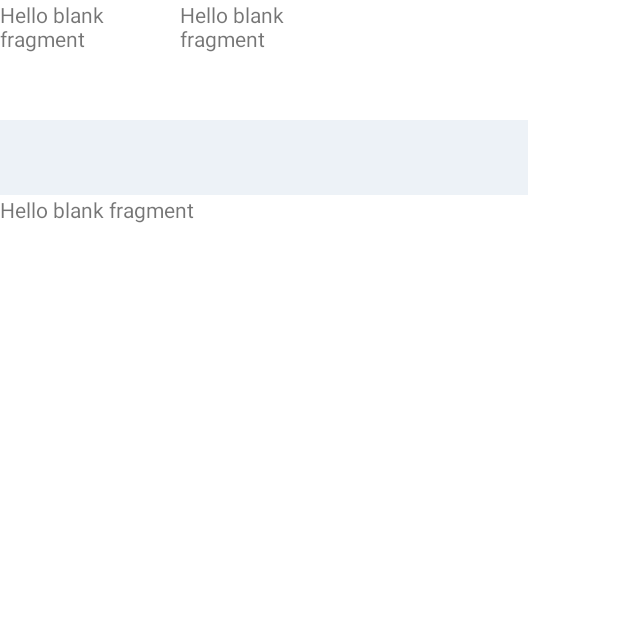
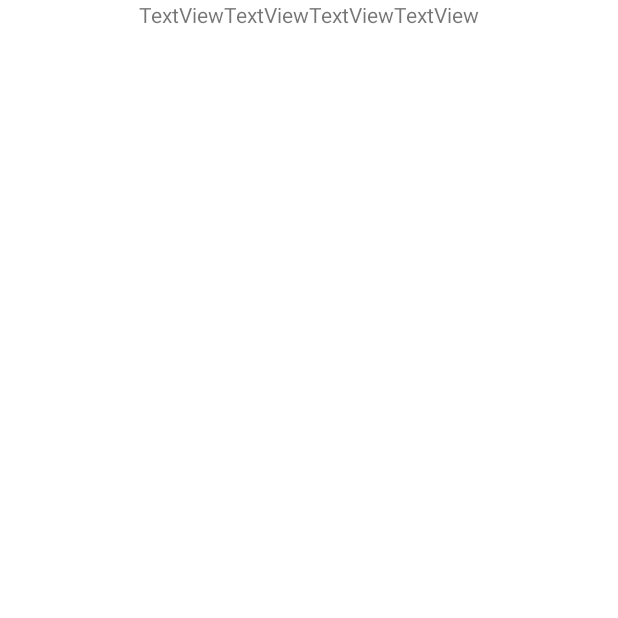
Before and after one commit to Alannegra/SpaceMarket, an Android app: the SignOut screen opened through its navigation route, on a phone screen of 412 x 824 dp, the top half of it. Run offline under Robolectric (Android 15) with nearby library versions, the phone set to English and light mode, and no system bars; our stand-ins replace FlexboxLayout, navigation-ui.

Commit message:
Earth Item 20:58 Saturday

```diff
--- /dev/null
+++ b/app/src/main/java/com/example/navegation/EarthItem.java
@@ -0,0 +1,64 @@
+package com.example.navegation;
+
+import android.os.Bundle;
+
+import androidx.fragment.app.Fragment;
+
+import android.view.LayoutInflater;
+import android.view.View;
+import android.view.ViewGroup;
+
+/**
+ * A simple {@link Fragment} subclass.
+ * Use the {@link EarthItem#newInstance} factory method to
+ * create an instance of this fragment.
+ */
+public class EarthItem extends Fragment {
+
+    // TODO: Rename parameter arguments, choose names that match
+    // the fragment initialization parameters, e.g. ARG_ITEM_NUMBER
+    private static final String ARG_PARAM1 = "param1";
+    private static final String ARG_PARAM2 = "param2";
+
+    // TODO: Rename and change types of parameters
+    private String mParam1;
+    private String mParam2;
+
+    public EarthItem() {
+        // Required empty public constructor
+    }
+
+    /**
+     * Use this factory method to create a new instance of
+     * this fragment using the provided parameters.
+     *
+     * @param param1 Parameter 1.
+     * @param param2 Parameter 2.
+     * @return A new instance of fragment EarthItem.
+     */
+    // TODO: Rename and change types and number of parameters
+    public static EarthItem newInstance(String param1, String param2) {
+        EarthItem fragment = new EarthItem();
+        Bundle args = new Bundle();
+        args.putString(ARG_PARAM1, param1);
+        args.putString(ARG_PARAM2, param2);
+        fragment.setArguments(args);
+        return fragment;
+    }
+
+    @Override
+    public void onCreate(Bundle savedInstanceState) {
+        super.onCreate(savedInstanceState);
+        if (getArguments() != null) {
+            mParam1 = getArguments().getString(ARG_PARAM1);
+            mParam2 = getArguments().getString(ARG_PARAM2);
+        }
+    }
+
+    @Override
+    public View onCreateView(LayoutInflater inflater, ViewGroup container,
+                             Bundle savedInstanceState) {
+        // Inflate the layout for this fragment
+        return inflater.inflate(R.layout.fragment_earth_item, container, false);
+    }
+}
--- a/app/src/main/res/layout/fragment_menubotnav.xml
+++ b/app/src/main/res/layout/fragment_menubotnav.xml
@@ -14,7 +14,7 @@
             android:id="@+id/imageView2"
             android:layout_width="350dp"
             android:layout_height="wrap_content"
-            android:scaleX="1.3"
+            android:scaleX="2.4"
 
             android:src="@android:drawable/bottom_bar"
             app:layout_constraintBottom_toBottomOf="parent"
@@ -51,7 +51,7 @@
             android:layout_marginBottom="8dp"
 
 
-            android:src="@drawable/vector"
+            android:src="@drawable/earthicon"
             app:layout_constraintBottom_toBottomOf="parent"
             app:layout_constraintEnd_toEndOf="parent"
             app:layout_constraintStart_toEndOf="@+id/carmarketbutton" />
--- a/app/src/main/res/layout/fragment_sign_out.xml
+++ b/app/src/main/res/layout/fragment_sign_out.xml
@@ -1,44 +1,45 @@
-<com.google.android.flexbox.FlexboxLayout
+<?xml version="1.0" encoding="utf-8"?>
+<androidx.constraintlayout.widget.ConstraintLayout
     xmlns:android="http://schemas.android.com/apk/res/android"
-    xmlns:app="http://schemas.android.com/apk/res-auto"
+    xmlns:tools="http://schemas.android.com/tools"
     android:layout_width="match_parent"
     android:layout_height="match_parent"
+    xmlns:app="http://schemas.android.com/apk/res-auto"
+    tools:context=".SignOut">
+
+    <com.google.android.flexbox.FlexboxLayout
+        android:layout_width="match_parent"
+        android:layout_height="match_parent"
+        app:flexDirection="row"
+        app:justifyContent="center"
         app:flexWrap="wrap"
-    app:alignItems="center"
-    app:alignContent="space_around"
-    app:flexDirection="row"
-    android:orientation="vertical">
+        app:alignItems="center">
 
         <TextView
-        android:id="@+id/textview1"
-        android:layout_width="120dp"
-        android:layout_height="80dp"
-        android:text="@string/hello_blank_fragment"
-        />
+            android:id="@+id/textView"
+            android:layout_width="wrap_content"
+            android:layout_height="wrap_content"
+            android:text="TextView" />
 
         <TextView
-        android:id="@+id/textview2"
-        android:layout_width="80dp"
-        android:layout_height="80dp"
-        app:layout_alignSelf="center"
-        android:text="@string/hello_blank_fragment"
-        />
-
-    <ImageView
-        android:id="@+id/imageView12"
+            android:id="@+id/textView2"
             android:layout_width="wrap_content"
             android:layout_height="wrap_content"
-        android:src="@drawable/usuario"
-        app:layout_constraintBottom_toTopOf="@+id/imageView13"
-        app:layout_constraintEnd_toEndOf="parent"
-        app:layout_constraintStart_toStartOf="parent"
-        app:layout_constraintTop_toTopOf="parent"/>
+            android:text="TextView" />
 
         <TextView
-        android:id="@+id/textview3"
-        android:layout_width="160dp"
-        android:layout_height="80dp"
-        app:layout_alignSelf="flex_end"
-        android:text="@string/hello_blank_fragment"
-        />
+            android:id="@+id/textView3"
+            android:layout_width="wrap_content"
+            android:layout_height="wrap_content"
+            android:text="TextView" />
+
+        <TextView
+            android:id="@+id/textView4"
+            android:layout_width="wrap_content"
+            android:layout_height="wrap_content"
+            android:text="TextView" />
+
     </com.google.android.flexbox.FlexboxLayout>
+
+
+</androidx.constraintlayout.widget.ConstraintLayout>
--- a/app/src/main/res/menu/bottom_menu.xml
+++ b/app/src/main/res/menu/bottom_menu.xml
@@ -12,6 +12,6 @@
 
     <item
         android:id="@+id/bottom3Fragment"
-        android:icon="@drawable/vector"
+        android:icon="@drawable/earthicon"
         android:title="" />
 </menu>
--- a/app/src/main/res/navigation/main_graph.xml
+++ b/app/src/main/res/navigation/main_graph.xml
@@ -3,7 +3,7 @@
     xmlns:app="http://schemas.android.com/apk/res-auto"
     xmlns:tools="http://schemas.android.com/tools"
     android:id="@+id/main_graph"
-    app:startDestination="@id/signIn">
+    app:startDestination="@id/earthItem">
 
     <fragment
         android:id="@+id/bottom1Fragment"
@@ -66,12 +66,11 @@
         android:label="fragment_login"
         tools:layout="@layout/fragment_login" >
         <action
-            android:id="@+id/action_fragment_login_to_bottom1Fragment"
-            app:destination="@id/bottom1Fragment"
-            app:enterAnim="@android:anim/fade_in"
-            app:exitAnim="@android:anim/fade_out"
-            app:popEnterAnim="@android:anim/fade_in"
-            app:popExitAnim="@android:anim/fade_out" />
+            android:id="@+id/action_fragment_login_to_signIn"
+            app:destination="@id/signIn" />
+        <action
+            android:id="@+id/action_fragment_login_to_signOut"
+            app:destination="@id/signOut" />
     </fragment>
     <fragment
         android:id="@+id/menubotnav"
@@ -92,6 +91,11 @@
             android:id="@+id/action_signIn_to_bottom1Fragment"
             app:destination="@id/bottom1Fragment" />
     </fragment>
+    <fragment
+        android:id="@+id/earthItem"
+        android:name="com.example.navegation.EarthItem"
+        android:label="fragment_earth_item"
+        tools:layout="@layout/fragment_earth_item" />
     <!--<fragment
         android:id="@+id/options3Fragment"
         android:name="com.example.navegation.Options3Fragment"
--- a/app/src/main/res/values/strings.xml
+++ b/app/src/main/res/values/strings.xml
@@ -6,5 +6,7 @@
     <string name="password">Hello blank fragment</string>
     <string name="signin">Sign In</string>
     <string name="signout">Sign Out</string>
+    <string name="loreimspum">Neque porro quisquam est qui dolorem ipsum quia dolor sit amet, consectetur, adipisci velit</string>
+    <string name="money">56.000,45€</string>
 
 </resources>
```
Also changed, not shown: app/src/main/java/com/example/navegation/fragment_login.java (+13 -4 lines), app/src/main/res/layout/fragment_bottom1.xml (+12 -14 lines), app/src/main/res/layout/fragment_earth_item.xml (added, +177 -0 lines), app/src/main/res/layout/fragment_login.xml (+19 -8 lines), app/src/main/res/layout/fragment_sign_in.xml (+8 -7 lines), app/src/main/res/drawable/earthicon.png (renamed from app/src/main/res/drawable/vector.png), app/src/main/res/drawable/earthitembackground.png (renamed from app/src/main/res/drawable/shopbackground.png), app/src/main/res/drawable/masshopicon.png (added). Lines whose indentation alone changed are shown as unchanged.
